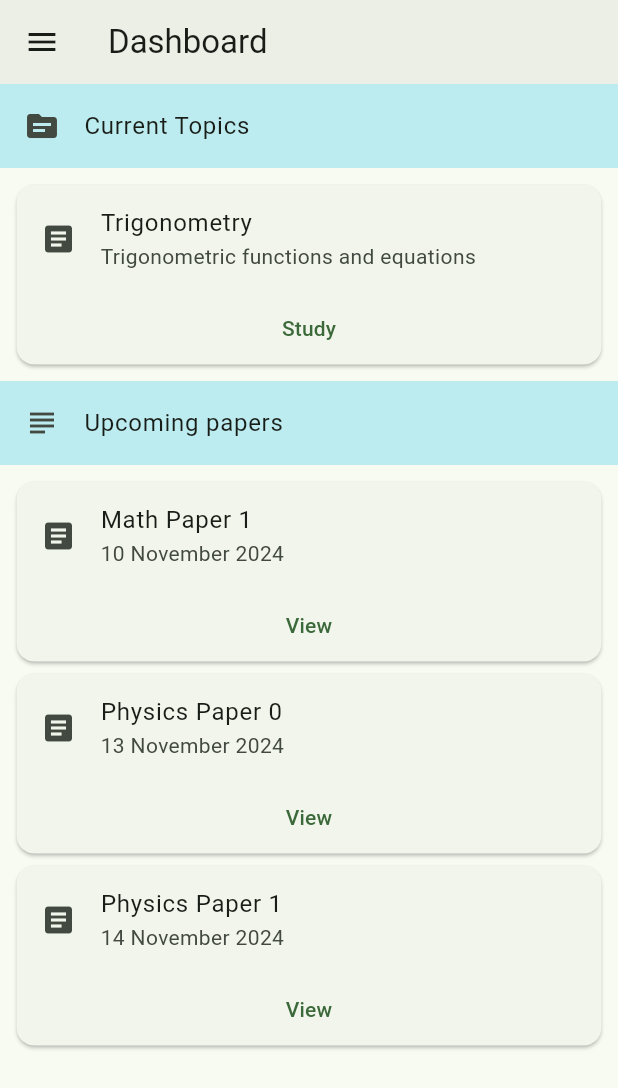
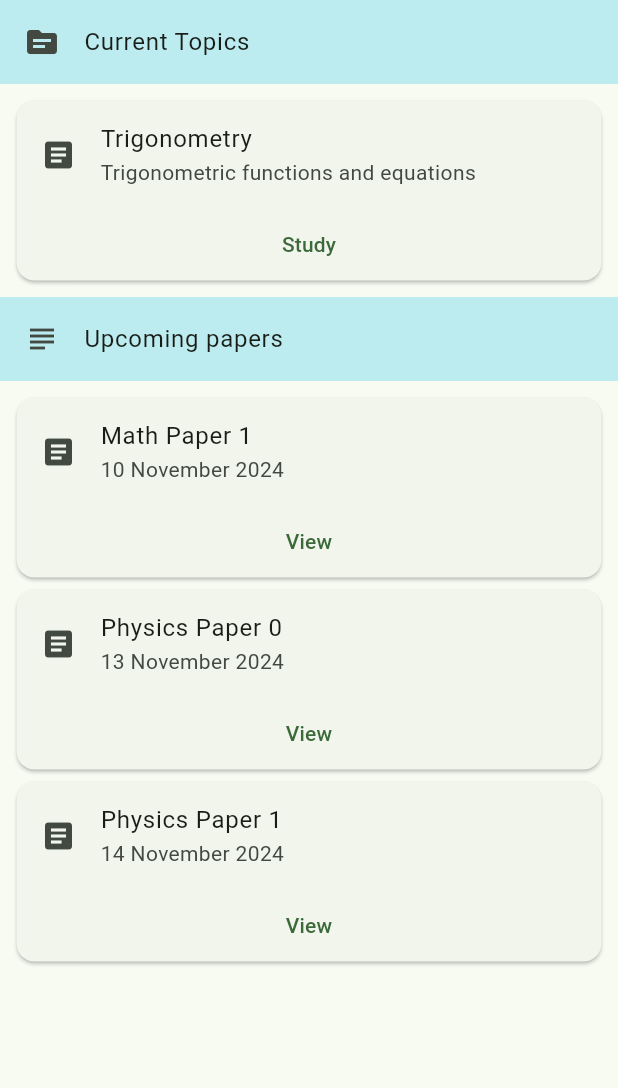
Before and after one commit to Daru-san/Studyx, a Flutter app: the screen it shows after launch, on a phone screen of 412 x 824 dp. Shown: the top 1088 px of the screen. Run offline on Flutter 3.47's test engine with Material 3 defaults, Android fonts, the phone set to English and light mode, and no system bars; our stand-ins replace syncfusion_flutter_calendar, syncfusion_flutter_datepicker; missing offline and left inert: flutter_settings_ui, window_manager.

Commit message:
src/dashboard: simplify ui

```diff
--- a/lib/ui/dashboard/dashboard.dart
+++ b/lib/ui/dashboard/dashboard.dart
@@ -1,21 +1,7 @@
 import 'package:flutter/material.dart';
-import 'package:studyx/ui/app_settings/app_settings.dart';
-import 'package:studyx/ui/school_timetable/school_timetable.dart';
-import 'package:studyx/ui/exam_timetable/exam_timetable.dart';
-import 'package:studyx/ui/study_planner/study_planner.dart';
-//import 'package:url_launcher/url_launcher.dart';
-
-//TODO: GO TO GITHUB PAGE
-/*Future<void> _launchURL(String url) async {
-  Uri finalUrl = Uri.parse(url);
-  if (!await launchUrl(finalUrl)) {
-    throw Exception('Could not launch $url');
-  }
-}*/
 
 class Dashboard extends StatefulWidget {
   const Dashboard({super.key});
-  final _title = 'Dashboard';
 
   @override
   State<Dashboard> createState() => _DashboardState();
@@ -25,125 +11,7 @@ class _DashboardState extends State<Dashboard> {
   @override
   Widget build(BuildContext context) {
     return Scaffold(
-      appBar: AppBar(
-        backgroundColor: Theme.of(context).colorScheme.surfaceContainer,
-        title: Text(widget._title),
-        leading: Builder(builder: (context) {
-          return IconButton(
-            icon: const Icon(Icons.menu),
-            onPressed: () {
-              Scaffold.of(context).openDrawer();
-            },
-          );
-        }),
-      ),
-      drawer: Drawer(
-        child: ListView(
-          padding: EdgeInsets.zero,
-          children: [
-            SizedBox(
-              height: 120,
-              child: DrawerHeader(
-                decoration: BoxDecoration(
-                  color: Theme.of(context).colorScheme.primaryContainer,
-                  borderRadius: const BorderRadius.all(
-                    Radius.circular(9),
-                  ),
-                ),
-                margin: const EdgeInsets.all(-1.0),
-                padding: const EdgeInsets.all(-1.0),
-                child: const ListTile(
-                  leading: Icon(Icons.local_library),
-                  title: Text('Studyx'),
-                ),
-              ),
-            ),
-            ListTile(
-              leading: const Icon(Icons.dashboard),
-              title: const Text('Dashboard'),
-              subtitle: const Text('Go to the dashboard'),
-              onTap: () {
-                Navigator.pop(context);
-              },
-            ),
-            ListTile(
-              leading: const Icon(Icons.school),
-              title: const Text('School Timetable'),
-              subtitle: const Text('View your school timetable'),
-              onTap: () {
-                Navigator.push(
-                  context,
-                  MaterialPageRoute(
-                    builder: (context) => SchoolTimetable(),
-                  ),
-                );
-              },
-            ),
-            ListTile(
-              leading: const Icon(Icons.schedule),
-              title: const Text('Exam Timetable'),
-              subtitle: const Text('View your exam timetable'),
-              onTap: () {
-                Navigator.push(
-                  context,
-                  MaterialPageRoute(
-                    builder: (context) => const ExamTimetable(),
-                  ),
-                );
-              },
-            ),
-            ListTile(
-              leading: const Icon(Icons.book_online),
-              title: const Text('Study Planner'),
-              subtitle: const Text('Plan your studies'),
-              onTap: () {
-                Navigator.push(
-                  context,
-                  MaterialPageRoute(
-                    builder: (context) => const StudyPlanner(),
-                  ),
-                );
-              },
-            ),
-            ListTile(
-              leading: const Icon(Icons.settings),
-              title: const Text('Settings'),
-              subtitle: const Text('Modify app config'),
-              onTap: () {
-                Navigator.push(
-                  context,
-                  MaterialPageRoute(
-                    builder: (context) => const AppSettings(),
-                  ),
-                );
-              },
-            ),
-            ListTile(
-              leading: const Icon(Icons.code),
-              title: const Text('Source code'),
-              subtitle: const Text('https://github.com/Daru-san/Studyx'),
-              onTap: () {
-                //_launchURL('https://github.com/Daru-san/Studyx');
-              },
-            ),
-          ],
-        ),
-      ),
-      body: Builder(
-        builder: (BuildContext context) {
-          return SizedBox.expand(
-            child: GestureDetector(
-              onPanUpdate: (details) {
-                if (details.delta.dx > -1) {
-                  Scaffold.of(context).openDrawer();
-                }
-                if (details.delta.dx < -1) {
-                  if (Scaffold.of(context).isDrawerOpen) {
-                    Navigator.pop(context);
-                  }
-                }
-              },
-              child: Center(
+      body: Center(
         child: ListView(
           shrinkWrap: false,
           padding: EdgeInsets.zero,
@@ -154,8 +22,7 @@ class _DashboardState extends State<Dashboard> {
                 ListTile(
                   leading: const Icon(Icons.topic),
                   title: const Text('Current Topics'),
-                          tileColor:
-                              Theme.of(context).colorScheme.tertiaryContainer,
+                  tileColor: Theme.of(context).colorScheme.tertiaryContainer,
                 ),
                 ListView(
                   padding: const EdgeInsets.all(7),
@@ -168,8 +35,8 @@ class _DashboardState extends State<Dashboard> {
                           const ListTile(
                             leading: Icon(Icons.article),
                             title: Text('Trigonometry'),
-                                    subtitle: Text(
-                                        'Trigonometric functions and equations'),
+                            subtitle:
+                                Text('Trigonometric functions and equations'),
                           ),
                           Row(
                             mainAxisAlignment: MainAxisAlignment.center,
@@ -193,8 +60,7 @@ class _DashboardState extends State<Dashboard> {
                 ListTile(
                   leading: const Icon(Icons.subject),
                   title: const Text('Upcoming papers'),
-                          tileColor:
-                              Theme.of(context).colorScheme.tertiaryContainer,
+                  tileColor: Theme.of(context).colorScheme.tertiaryContainer,
                 ),
                 ListView(
                   padding: const EdgeInsets.all(7),
@@ -270,10 +136,6 @@ class _DashboardState extends State<Dashboard> {
           ],
         ),
       ),
-            ),
-          );
-        },
-      ),
     );
   }
 }
```
Lines whose indentation alone changed are shown as unchanged.
